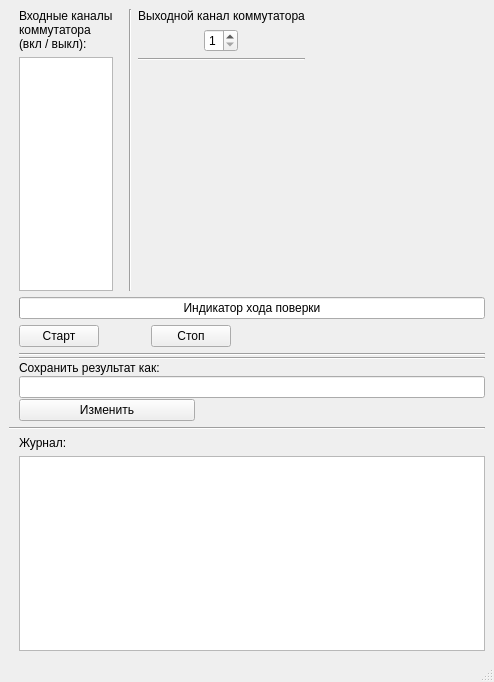
konstunn/qtimefreaq, file timefreaq/mainwindow.ui: the form before one commit.
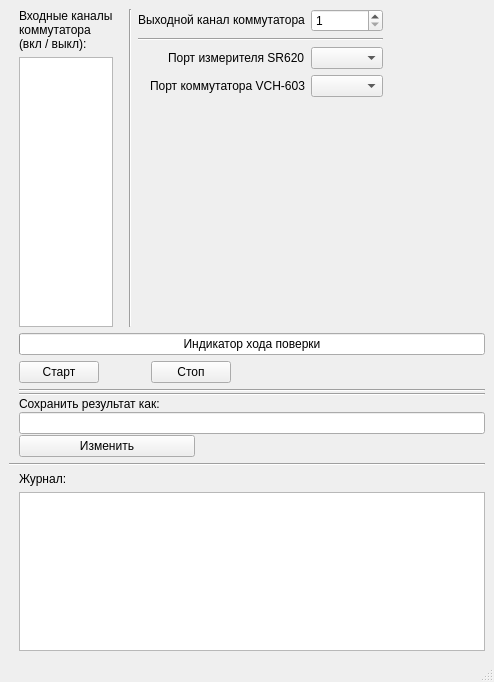
The form after the commit. Custom widgets are drawn as their Qt base class.

Commit message: Fix graphical user interface layout

Patch:
```diff
--- a/timefreaq/mainwindow.ui
+++ b/timefreaq/mainwindow.ui
@@ -83,7 +83,7 @@
     </item>
     <item row="0" column="2" colspan="3">
      <layout class="QGridLayout" name="gridLayout_3">
-      <item row="0" column="0" alignment="Qt::AlignTop">
+      <item row="0" column="0">
        <widget class="QLabel" name="label_4">
         <property name="sizePolicy">
          <sizepolicy hsizetype="Preferred" vsizetype="Fixed">
@@ -94,9 +94,28 @@
         <property name="text">
          <string>Выходной канал коммутатора</string>
         </property>
+        <property name="alignment">
+         <set>Qt::AlignLeading|Qt::AlignLeft|Qt::AlignVCenter</set>
+        </property>
        </widget>
       </item>
-      <item row="2" column="0" alignment="Qt::AlignHCenter">
+      <item row="4" column="0">
+       <spacer name="verticalSpacer">
+        <property name="orientation">
+         <enum>Qt::Vertical</enum>
+        </property>
+        <property name="sizeType">
+         <enum>QSizePolicy::Fixed</enum>
+        </property>
+        <property name="sizeHint" stdset="0">
+         <size>
+          <width>20</width>
+          <height>230</height>
+         </size>
+        </property>
+       </spacer>
+      </item>
+      <item row="0" column="1">
        <widget class="QSpinBox" name="spinBox">
         <property name="minimum">
          <number>1</number>
@@ -106,28 +125,50 @@
         </property>
        </widget>
       </item>
-      <item row="3" column="0">
+      <item row="1" column="0" colspan="2">
        <widget class="Line" name="line_5">
         <property name="orientation">
          <enum>Qt::Horizontal</enum>
         </property>
        </widget>
       </item>
-      <item row="4" column="0">
-       <spacer name="verticalSpacer">
-        <property name="orientation">
-         <enum>Qt::Vertical</enum>
+      <item row="2" column="0" alignment="Qt::AlignRight">
+       <widget class="QLabel" name="label_5">
+        <property name="sizePolicy">
+         <sizepolicy hsizetype="Preferred" vsizetype="Fixed">
+          <horstretch>0</horstretch>
+          <verstretch>0</verstretch>
+         </sizepolicy>
         </property>
-        <property name="sizeType">
-         <enum>QSizePolicy::Fixed</enum>
+        <property name="text">
+         <string>Порт измерителя SR620</string>
         </property>
-        <property name="sizeHint" stdset="0">
-         <size>
-          <width>20</width>
-          <height>230</height>
-         </size>
+        <property name="alignment">
+         <set>Qt::AlignLeading|Qt::AlignLeft|Qt::AlignVCenter</set>
         </property>
-       </spacer>
+       </widget>
+      </item>
+      <item row="3" column="0" alignment="Qt::AlignRight">
+       <widget class="QLabel" name="label_6">
+        <property name="sizePolicy">
+         <sizepolicy hsizetype="Preferred" vsizetype="Fixed">
+          <horstretch>0</horstretch>
+          <verstretch>0</verstretch>
+         </sizepolicy>
+        </property>
+        <property name="text">
+         <string>Порт коммутатора VCH-603</string>
+        </property>
+        <property name="alignment">
+         <set>Qt::AlignLeading|Qt::AlignLeft|Qt::AlignVCenter</set>
+        </property>
+       </widget>
+      </item>
+      <item row="2" column="1">
+       <widget class="QComboBox" name="SrComPortComboBox"/>
+      </item>
+      <item row="3" column="1">
+       <widget class="QComboBox" name="VchComPortComboBox"/>
       </item>
      </layout>
     </item>
@@ -340,6 +381,13 @@
   </widget>
   <widget class="QStatusBar" name="statusbar"/>
  </widget>
+ <customwidgets>
+  <customwidget>
+   <class>MyProgressBar</class>
+   <extends>QProgressBar</extends>
+   <header>myprogressbar.h</header>
+  </customwidget>
+ </customwidgets>
  <tabstops>
   <tabstop>outChannelsListWidget</tabstop>
   <tabstop>lineEdit</tabstop>
```
Left out of the diff: 8 changed lines with no effect on the pictures.
